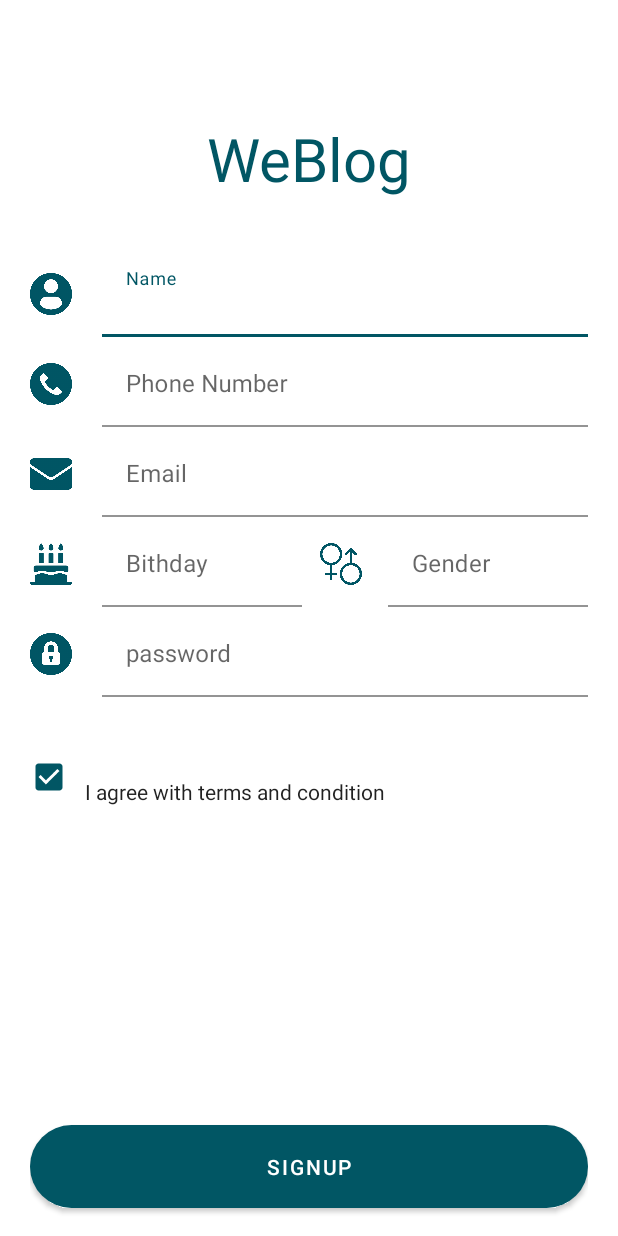
After one commit to Nazifha-tbs/android-firebase-demo, an Android app: the Signup screen opened directly, with no data from a screen before it, on a phone screen of 412 x 824 dp. The commit adds this screen. Run offline under Robolectric (Android 15) with nearby library versions, the phone set to English and light mode, and no system bars.

Commit message:
sign up page design

```diff
--- a/app/build.gradle
+++ b/app/build.gradle
@@ -51,5 +51,7 @@ dependencies {
     implementation 'com.google.firebase:firebase-auth'
     implementation 'com.facebook.android:facebook-login:[8.1)'
     implementation 'com.facebook.android:facebook-android-sdk:[5,6)'
+    implementation 'com.google.android.material:material:1.4.0'
+
 
 }
--- /dev/null
+++ b/app/src/main/java/com/example/demostudio/screen/Signup.java
@@ -0,0 +1,61 @@
+package com.example.demostudio.screen;
+
+import androidx.appcompat.app.AppCompatActivity;
+
+import android.app.DatePickerDialog;
+import android.os.Bundle;
+import android.view.View;
+import android.view.Window;
+import android.widget.DatePicker;
+import android.widget.EditText;
+
+import com.example.demostudio.R;
+
+import java.text.SimpleDateFormat;
+import java.util.Calendar;
+import java.util.Locale;
+
+public class Signup extends AppCompatActivity {
+    Calendar myCalendar;
+    EditText birthday;
+
+    @Override
+    protected void onCreate(Bundle savedInstanceState) {
+        super.onCreate(savedInstanceState);
+
+        requestWindowFeature(Window.FEATURE_NO_TITLE);//will hide the title
+        getSupportActionBar().hide();
+
+        setContentView(R.layout.activity_signup);
+
+        myCalendar = Calendar.getInstance();
+        birthday = (EditText) findViewById(R.id.birthday);
+
+        DatePickerDialog.OnDateSetListener date = new DatePickerDialog.OnDateSetListener() {
+            @Override
+            public void onDateSet(DatePicker view, int year, int month, int dayOfMonth) {
+                myCalendar.set(Calendar.YEAR, year);
+                myCalendar.set(Calendar.MONTH, month);
+                myCalendar.set(Calendar.DAY_OF_MONTH, dayOfMonth);
+                updateLabel();
+            }
+        };
+        birthday.setOnClickListener(new View.OnClickListener() {
+
+            @Override
+            public void onClick(View v) {
+                // TODO Auto-generated method stub
+                new DatePickerDialog(Signup.this, date, myCalendar
+                        .get(Calendar.YEAR), myCalendar.get(Calendar.MONTH),
+                        myCalendar.get(Calendar.DAY_OF_MONTH)).show();
+            }
+        });
+    }
+
+    private void updateLabel() {
+        String myFormat = "MM/dd/yy"; //In which you need put here
+        SimpleDateFormat sdf = new SimpleDateFormat(myFormat, Locale.US);
+
+        birthday.setText(sdf.format(myCalendar.getTime()));
+    }
+}
--- a/app/src/main/java/com/example/demostudio/screen/screenone.java
+++ b/app/src/main/java/com/example/demostudio/screen/screenone.java
@@ -38,7 +38,7 @@ import com.google.firebase.auth.GoogleAuthProvider;
 
 public class screenone extends AppCompatActivity {
     LoginButton loginButton;
-    Button login;
+    Button login,signup;
     ImageView googleBtn, fbBtn, appleBtn;
     private static final int RC_SIGN_IN = 0;
     GoogleSignInClient googleSignInClient;
@@ -56,11 +56,16 @@ public class screenone extends AppCompatActivity {
                 WindowManager.LayoutParams.FLAG_FULLSCREEN);
         setContentView(R.layout.activity_screenone);
         login = findViewById(R.id.loginBtn);
+        signup = findViewById(R.id.signupBtn);
         googleBtn = findViewById(R.id.google);
 //        fbBtn = findViewById(R.id.fbBtn);
         appleBtn = findViewById(R.id.appleBtn);
         login.setOnClickListener(view -> {
             Intent i = new Intent(screenone.this, Login.class);
+            startActivity(i);
+        });
+        signup.setOnClickListener(view -> {
+            Intent i = new Intent(screenone.this, Signup.class);
             startActivity(i);
         });
         googleBtn.setOnClickListener(new View.OnClickListener() {
--- /dev/null
+++ b/app/src/main/res/layout/activity_signup.xml
@@ -0,0 +1,284 @@
+<?xml version="1.0" encoding="utf-8"?>
+<androidx.constraintlayout.widget.ConstraintLayout xmlns:android="http://schemas.android.com/apk/res/android"
+    xmlns:app="http://schemas.android.com/apk/res-auto"
+    xmlns:tools="http://schemas.android.com/tools"
+    android:layout_width="match_parent"
+    android:layout_height="match_parent"
+    android:paddingLeft="20sp"
+    android:paddingRight="20sp"
+    tools:context=".screen.Login">
+
+    <TextView
+        android:id="@+id/textView2"
+        android:layout_width="match_parent"
+        android:layout_height="wrap_content"
+        android:gravity="center_horizontal"
+        android:paddingTop="60sp"
+        android:text="WeBlog"
+        android:textAlignment="center"
+        android:textColor="@color/teal_dark"
+        android:textSize="40sp"
+        app:layout_constraintBottom_toBottomOf="parent"
+        app:layout_constraintTop_toTopOf="parent"
+        app:layout_constraintVertical_bias="0.026"
+        tools:layout_editor_absoluteX="24dp"/>
+
+    <androidx.appcompat.widget.LinearLayoutCompat
+        android:id="@+id/layout1"
+        android:layout_width="match_parent"
+        android:layout_height="60dp"
+        android:layout_marginTop="36dp"
+        android:orientation="horizontal"
+        app:layout_constraintBottom_toBottomOf="parent"
+        app:layout_constraintTop_toBottomOf="@+id/textView2"
+        app:layout_constraintVertical_bias="0.0"
+        tools:ignore="MissingConstraints"
+        tools:layout_editor_absoluteX="-16dp">
+
+        <ImageView
+            android:layout_width="28sp"
+            android:layout_height="28sp"
+            android:baselineAlignBottom="true"
+            android:src="@drawable/profile_user" />
+
+        <com.google.android.material.textfield.TextInputLayout
+            android:id="@+id/name"
+            android:layout_width="match_parent"
+            android:layout_height="wrap_content"
+            android:hint="@string/name">
+
+            <EditText
+                android:layout_width="match_parent"
+                android:layout_height="match_parent"
+                android:layout_marginStart="20dp"
+                android:layout_marginLeft="20dp"
+                android:background="@android:color/white"
+                android:textColor="@color/black">
+
+            </EditText>
+        </com.google.android.material.textfield.TextInputLayout>
+    </androidx.appcompat.widget.LinearLayoutCompat>
+
+    <androidx.appcompat.widget.LinearLayoutCompat
+        android:id="@+id/layout2"
+        android:layout_width="match_parent"
+        android:layout_height="60dp"
+        android:orientation="horizontal"
+        app:layout_constraintBottom_toBottomOf="parent"
+        app:layout_constraintTop_toBottomOf="@+id/layout1"
+        app:layout_constraintVertical_bias="0.0"
+        tools:ignore="MissingConstraints"
+        tools:layout_editor_absoluteX="-16dp">
+
+        <ImageView
+            android:layout_width="28sp"
+            android:layout_height="28sp"
+            android:baselineAlignBottom="true"
+            android:src="@drawable/phone_call" />
+
+        <com.google.android.material.textfield.TextInputLayout
+            android:id="@+id/phno"
+            android:layout_width="match_parent"
+            android:layout_height="wrap_content"
+            android:hint="@string/phone_number">
+
+            <EditText
+                android:layout_width="match_parent"
+                android:layout_height="match_parent"
+                android:layout_marginStart="20dp"
+                android:layout_marginLeft="20dp"
+                android:background="@android:color/white"
+                android:inputType="number"
+                android:textColor="@color/black">
+
+            </EditText>
+        </com.google.android.material.textfield.TextInputLayout>
+    </androidx.appcompat.widget.LinearLayoutCompat>
+
+    <androidx.appcompat.widget.LinearLayoutCompat
+        android:id="@+id/layout3"
+        android:layout_width="match_parent"
+        android:layout_height="60dp"
+        android:orientation="horizontal"
+        app:layout_constraintBottom_toBottomOf="parent"
+        app:layout_constraintTop_toBottomOf="@+id/layout2"
+        app:layout_constraintVertical_bias="0.0"
+        tools:ignore="MissingConstraints"
+        tools:layout_editor_absoluteX="-16dp">
+
+        <ImageView
+            android:layout_width="28sp"
+            android:layout_height="28sp"
+            android:baselineAlignBottom="true"
+            android:src="@drawable/email" />
+
+        <com.google.android.material.textfield.TextInputLayout
+            android:id="@+id/email"
+            android:layout_width="match_parent"
+            android:layout_height="wrap_content"
+            android:hint="@string/email">
+
+            <EditText
+                android:layout_width="match_parent"
+                android:layout_height="match_parent"
+                android:layout_marginStart="20dp"
+                android:layout_marginLeft="20dp"
+                android:background="@android:color/white"
+                android:inputType="textEmailAddress"
+                android:textColor="@color/black" />
+        </com.google.android.material.textfield.TextInputLayout>
+    </androidx.appcompat.widget.LinearLayoutCompat>
+
+    <androidx.appcompat.widget.LinearLayoutCompat
+        android:id="@+id/layout4"
+        android:layout_width="match_parent"
+        android:layout_height="60dp"
+        android:weightSum="2"
+        android:orientation="horizontal"
+        app:layout_constraintBottom_toBottomOf="parent"
+        app:layout_constraintTop_toBottomOf="@+id/layout3"
+        app:layout_constraintVertical_bias="0.0"
+        tools:ignore="MissingConstraints"
+        tools:layout_editor_absoluteX="-16dp">
+<androidx.appcompat.widget.LinearLayoutCompat
+    android:layout_weight="1"
+    android:layout_width="wrap_content"
+    android:layout_height="match_parent">
+    <ImageView
+        android:layout_width="28sp"
+        android:layout_height="28sp"
+        android:baselineAlignBottom="true"
+        android:src="@drawable/birthday_cake" />
+
+    <com.google.android.material.textfield.TextInputLayout
+        android:layout_weight="1"
+        android:id="@+id/birthday_input"
+        android:layout_width="wrap_content"
+        android:layout_height="wrap_content"
+        android:hint="@string/bithday">
+
+        <EditText
+            android:id="@+id/birthday"
+            android:layout_width="match_parent"
+            android:layout_height="match_parent"
+            android:layout_marginStart="20dp"
+            android:layout_marginLeft="20dp"
+            android:background="@android:color/white"
+            android:cursorVisible="false"
+            android:inputType="none"
+            android:textColor="@color/black" />
+    </com.google.android.material.textfield.TextInputLayout>
+</androidx.appcompat.widget.LinearLayoutCompat>
+        <androidx.appcompat.widget.LinearLayoutCompat
+            android:layout_weight="1"
+            android:layout_width="wrap_content"
+            android:layout_height="match_parent">
+
+        <ImageView
+            android:layout_width="32sp"
+            android:layout_height="28sp"
+            android:layout_marginLeft="10dp"
+            android:baselineAlignBottom="true"
+            android:src="@drawable/gender" />
+
+        <com.google.android.material.textfield.TextInputLayout
+            android:id="@+id/gender"
+            android:layout_width="wrap_content"
+            android:layout_weight="1"
+
+            android:layout_height="wrap_content"
+            android:layout_marginStart="15dp"
+            android:layout_marginLeft="15dp"
+            android:hint="Gender">
+
+            <EditText
+                android:layout_width="match_parent"
+                android:layout_height="match_parent"
+                android:background="@android:color/white"
+                android:textColor="@color/black"/>
+        </com.google.android.material.textfield.TextInputLayout>
+        </androidx.appcompat.widget.LinearLayoutCompat>
+
+    </androidx.appcompat.widget.LinearLayoutCompat>
+
+    <androidx.appcompat.widget.LinearLayoutCompat
+        android:id="@+id/layout5"
+        android:layout_width="match_parent"
+        android:layout_height="60dp"
+        android:orientation="horizontal"
+        app:layout_constraintBottom_toBottomOf="parent"
+        app:layout_constraintTop_toBottomOf="@+id/layout4"
+        app:layout_constraintVertical_bias="0.0"
+        tools:ignore="MissingConstraints"
+        tools:layout_editor_absoluteX="16dp">
+
+        <ImageView
+            android:layout_width="28sp"
+            android:layout_height="28sp"
+            android:baselineAlignBottom="true"
+            android:src="@drawable/padlock">
+
+        </ImageView>
+
+        <com.google.android.material.textfield.TextInputLayout
+            android:id="@+id/pwd"
+            android:layout_width="match_parent"
+            android:layout_height="wrap_content"
+            android:hint="password">
+
+            <EditText
+                android:layout_width="match_parent"
+                android:layout_height="match_parent"
+                android:layout_marginStart="20dp"
+                android:layout_marginLeft="20dp"
+                android:background="@android:color/white"
+                android:inputType="textPassword"
+                android:textColor="@color/black" />
+        </com.google.android.material.textfield.TextInputLayout>
+    </androidx.appcompat.widget.LinearLayoutCompat>
+
+    <CheckBox
+        android:layout_width="25dp"
+        android:layout_height="27dp"
+        android:layout_marginTop="8dp"
+        android:buttonTint="@color/teal_dark"
+        android:checked="true"
+        app:layout_constraintBottom_toBottomOf="parent"
+        app:layout_constraintEnd_toStartOf="@+id/checkedTextView"
+        app:layout_constraintHorizontal_bias="0.0"
+        app:layout_constraintStart_toStartOf="parent"
+        app:layout_constraintTop_toBottomOf="@+id/layout5"
+        app:layout_constraintVertical_bias="0.086" />
+
+    <CheckedTextView
+        android:id="@+id/checkedTextView"
+        android:layout_width="wrap_content"
+        android:layout_height="wrap_content"
+        android:text="I agree with terms and condition"
+        app:layout_constraintBottom_toBottomOf="parent"
+        app:layout_constraintEnd_toEndOf="parent"
+        app:layout_constraintHorizontal_bias="0.214"
+        app:layout_constraintStart_toStartOf="parent"
+        app:layout_constraintTop_toBottomOf="@+id/layout5"
+        app:layout_constraintVertical_bias="0.146">
+
+    </CheckedTextView>
+
+    <Button
+        android:id="@+id/signupBtn"
+        android:layout_width="match_parent"
+        android:layout_height="55sp"
+        android:background="@drawable/signup_button"
+        android:text="Signup"
+        android:textColor="@color/white"
+        app:backgroundTint="@color/teal_dark"
+        app:layout_constraintBottom_toBottomOf="parent"
+        app:layout_constraintTop_toTopOf="parent"
+        app:layout_constraintVertical_bias="0.976"
+        tools:ignore="MissingConstraints"
+        tools:layout_editor_absoluteX="20dp">
+
+    </Button>
+
+
+</androidx.constraintlayout.widget.ConstraintLayout>
--- a/app/src/main/res/values/strings.xml
+++ b/app/src/main/res/values/strings.xml
@@ -15,5 +15,9 @@
 
     <string name="facebook_app_id">683003619328679</string>
     <string name="fb_login_protocol_scheme">fb683003619328679</string>
+    <string name="phone_number">Phone Number</string>
+    <string name="name">Name</string>
+    <string name="email">Email</string>
+    <string name="bithday">Bithday</string>
 
 </resources>
```
Also changed, not shown: app/src/main/AndroidManifest.xml (+18 -12 lines), app/src/main/res/drawable/birthday_cake.png (added), app/src/main/res/drawable/email.png (added), app/src/main/res/drawable/gender.png (added), app/src/main/res/drawable/phone_call.png (added).
